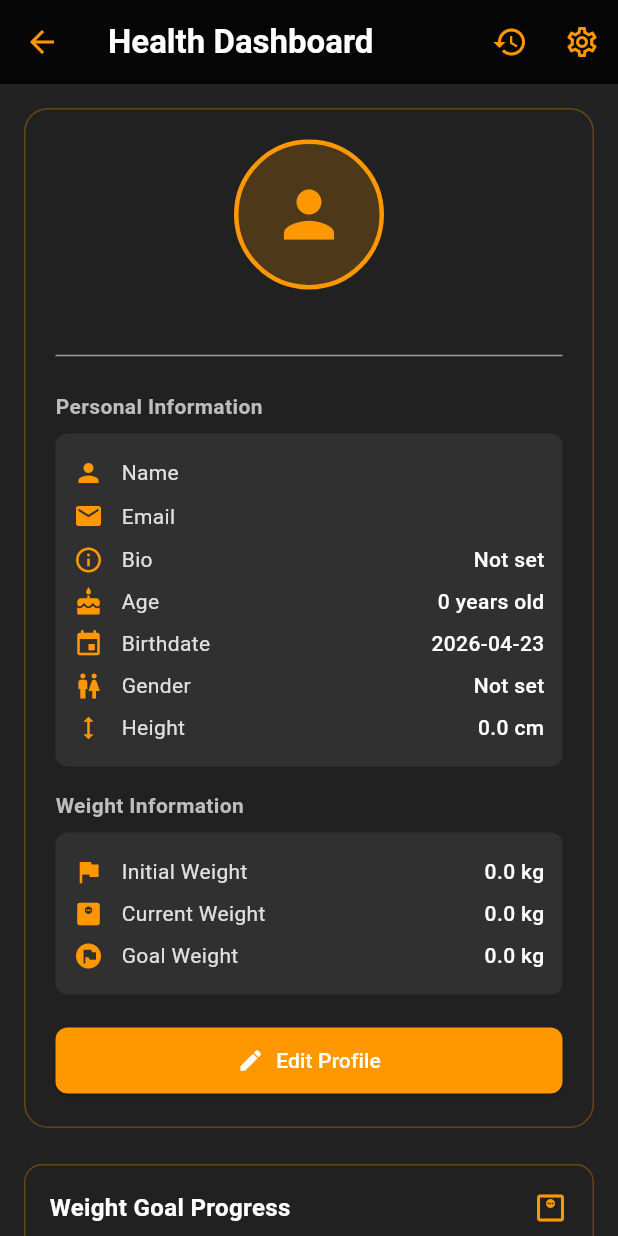
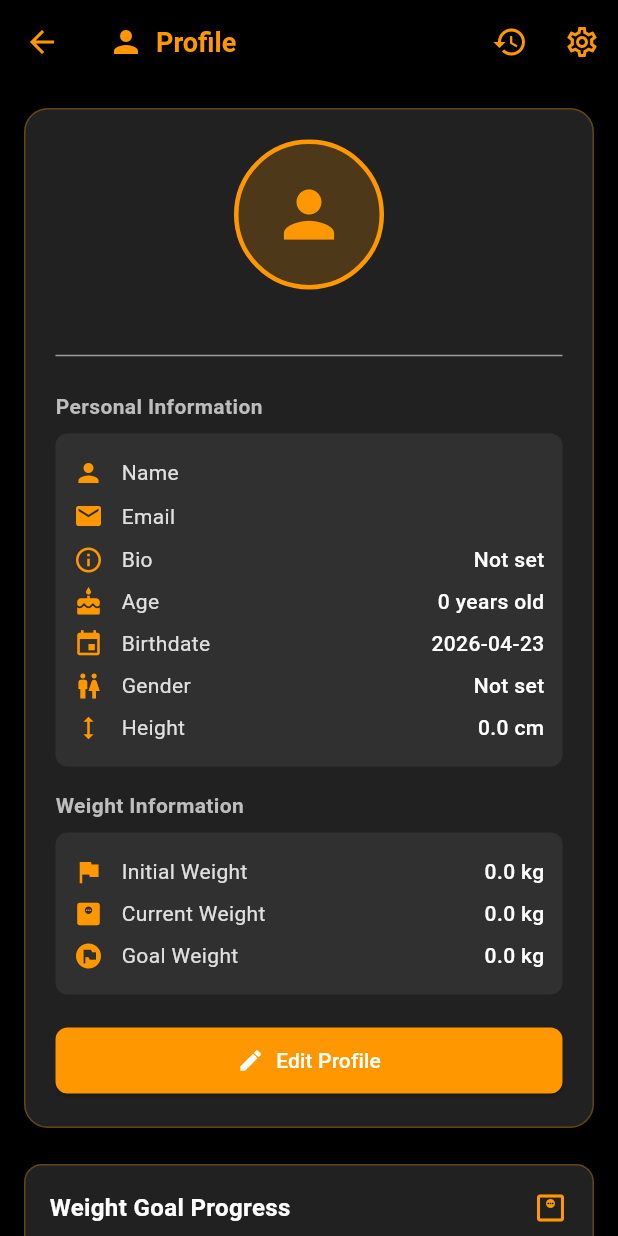
Before and after one commit to lum-study/X-FatHub, a Flutter app: the ProfileDashboardScreen screen opened directly, on a phone screen of 412 x 824 dp. Run offline on Flutter 3.47's test engine with Material 3 defaults, Android fonts, the light colour scheme and no system bars; our stand-ins replace connectivity_plus, flutter_dotenv, flutter_map, flutter_svg, geocoding, geolocator and 9 more; missing offline and left inert: flutter_background_service, workmanager; accounts and stored records are empty; network calls fail; statements that could not run were skipped.

Commit message:
Update profile_dashboard_screen.dart

```diff
--- a/lib/features/profile/views/profile_dashboard_screen.dart
+++ b/lib/features/profile/views/profile_dashboard_screen.dart
@@ -34,13 +34,23 @@ class _ProfileDashboardScreenState extends State<ProfileDashboardScreen> {
     final profile = profileViewModel.profile;
 
     return Scaffold(
-      backgroundColor: Colors.black87,
+      backgroundColor: Colors.black,
       appBar: AppBar(
-        backgroundColor: Colors.black87,
+        backgroundColor: Colors.black,
         elevation: 0,
-        title: const Text(
-          'Health Dashboard',
-          style: TextStyle(color: Colors.white, fontWeight: FontWeight.bold),
+        title: const Row(
+          children: [
+            Icon(Icons.person, color: Colors.orange),
+            SizedBox(width: 8),
+            Text(
+              'Profile',
+              style: TextStyle(
+                color: Colors.orange,
+                fontSize: 18,
+                fontWeight: FontWeight.w600,
+              ),
+            ),
+          ],
         ),
         actions: [
           IconButton(
```
